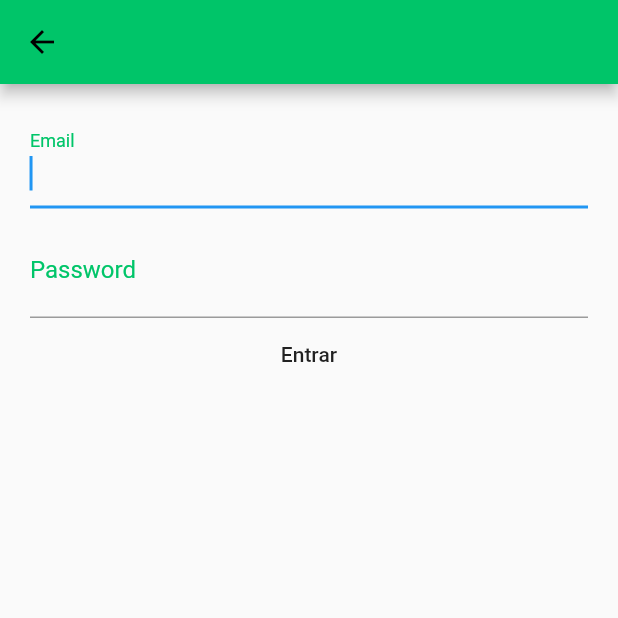
After one commit to balta-io/7186, a Flutter app: the screen it shows after launch, item 3 of the bottom bar chosen, after a tap on "Login", on a phone screen of 412 x 824 dp, the top half of it. The commit adds this screen. Run offline on Flutter 3.47's test engine with Material 2 defaults, Android fonts, the phone set to English and light mode, and no system bars; our stand-ins replace dio, shared_preferences; accounts and stored records are empty; network calls fail.

```diff
--- /dev/null
+++ b/lib/models/user.model.dart
@@ -0,0 +1,44 @@
+class UserModel {
+  int id;
+  String name;
+  String email;
+  String image;
+  String username;
+  Null password;
+  String role;
+  String token;
+
+  UserModel(
+      {this.id,
+      this.name,
+      this.email,
+      this.image,
+      this.username,
+      this.password,
+      this.role,
+      this.token});
+
+  UserModel.fromJson(Map<String, dynamic> json) {
+    id = json['id'];
+    name = json['name'];
+    email = json['email'];
+    image = json['image'];
+    username = json['username'];
+    password = json['password'];
+    role = json['role'];
+    token = json['token'];
+  }
+
+  Map<String, dynamic> toJson() {
+    final Map<String, dynamic> data = new Map<String, dynamic>();
+    data['id'] = this.id;
+    data['name'] = this.name;
+    data['email'] = this.email;
+    data['image'] = this.image;
+    data['username'] = this.username;
+    data['password'] = this.password;
+    data['role'] = this.role;
+    data['token'] = this.token;
+    return data;
+  }
+}
--- a/lib/settings.dart
+++ b/lib/settings.dart
@@ -1,4 +1,7 @@
+import 'models/user.model.dart';
+
 class Settings {
   static String apiUrl = "https://balta-eshop.azurewebsites.net/";
   static String theme = "light";
+  static UserModel user;
 }
--- a/lib/ui/android/pages/account.page.dart
+++ b/lib/ui/android/pages/account.page.dart
@@ -1,4 +1,5 @@
 import 'package:eshop/blocs/theme.bloc.dart';
+import 'package:eshop/ui/android/pages/login.page.dart';
 import 'package:flutter/material.dart';
 import 'package:provider/provider.dart';
 import 'package:shared_preferences/shared_preferences.dart';
@@ -15,6 +16,17 @@ class AccountPage extends StatelessWidget {
         children: <Widget>[
           SizedBox(
             height: 60,
+          ),
+          FlatButton(
+            child: Text("Login"),
+            onPressed: () {
+              Navigator.push(
+                context,
+                MaterialPageRoute(
+                  builder: (context) => LoginPage(),
+                ),
+              );
+            },
           ),
           Text("Tema atual: ${Settings.theme}"),
           FlatButton(
--- /dev/null
+++ b/lib/ui/android/pages/login.page.dart
@@ -0,0 +1,78 @@
+import 'package:eshop/ui/shared/validators/custom-validators.dart';
+import 'package:flutter/material.dart';
+
+class LoginPage extends StatelessWidget {
+  final _formKey = GlobalKey<FormState>();
+
+  @override
+  Widget build(BuildContext context) {
+    return Scaffold(
+      appBar: AppBar(),
+      body: Padding(
+        padding: EdgeInsets.all(20),
+        child: Form(
+          //key: _formKey,
+          child: ListView(
+            children: <Widget>[
+              TextFormField(
+                autofocus: true,
+                keyboardType: TextInputType.emailAddress,
+                decoration: InputDecoration(
+                  labelText: "Email",
+                  labelStyle: TextStyle(
+                    color: Theme.of(context).primaryColor,
+                    fontWeight: FontWeight.w400,
+                    fontSize: 16,
+                  ),
+                ),
+                style: TextStyle(
+                  fontSize: 20,
+                  color: Theme.of(context).primaryColor,
+                ),
+                validator: (value) {
+                  if (value.isEmpty) {
+                    return 'Senha Inválida';
+                  }
+                  return null;
+                },
+              ),
+              SizedBox(
+                height: 10,
+              ),
+              TextFormField(
+                keyboardType: TextInputType.text,
+                obscureText: true,
+                decoration: InputDecoration(
+                  labelText: "Password",
+                  labelStyle: TextStyle(
+                    color: Theme.of(context).primaryColor,
+                    fontWeight: FontWeight.w400,
+                    fontSize: 16,
+                  ),
+                ),
+                style: TextStyle(
+                  fontSize: 20,
+                  color: Theme.of(context).primaryColor,
+                ),
+                validator: (value) {
+                  if (value.isEmpty) {
+                    return 'Senha Inválida';
+                  }
+                  return null;
+                },
+              ),
+              FlatButton(
+                child: Text("Entrar"),
+                onPressed: () {
+                  if (_formKey.currentState.validate()) {
+                    _formKey.currentState.save();
+                  }
+                },
+              ),
+            ],
+          ),
+        ),
+      ),
+    );
+  }
+}
```
Also changed, not shown: lib/ui/android/pages/cart.page.dart (+26 -11 lines), lib/ui/shared/validators/custom-validators.dart (added, +12 -0 lines), flutter_01.png (added), 2 other files.
